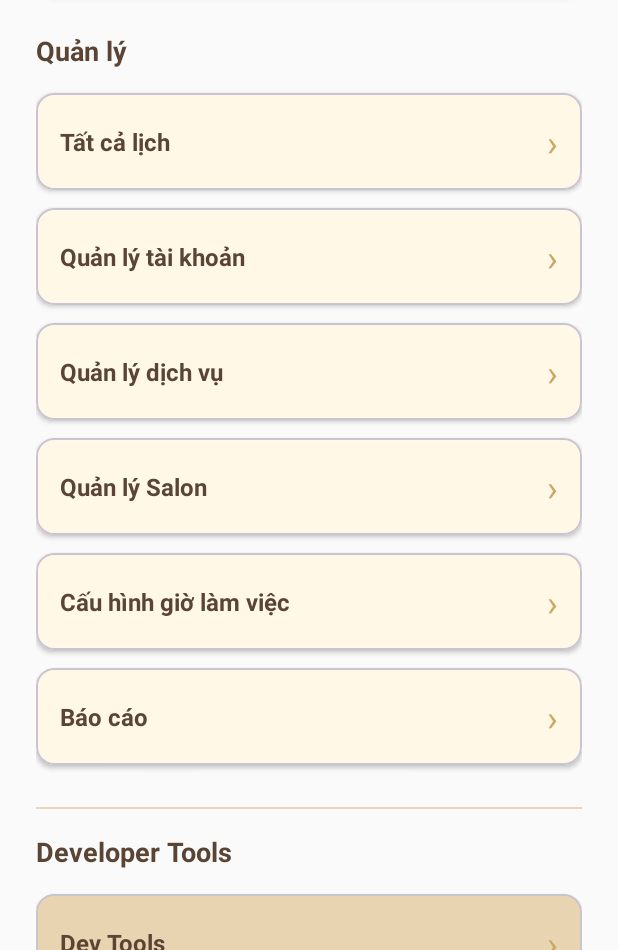
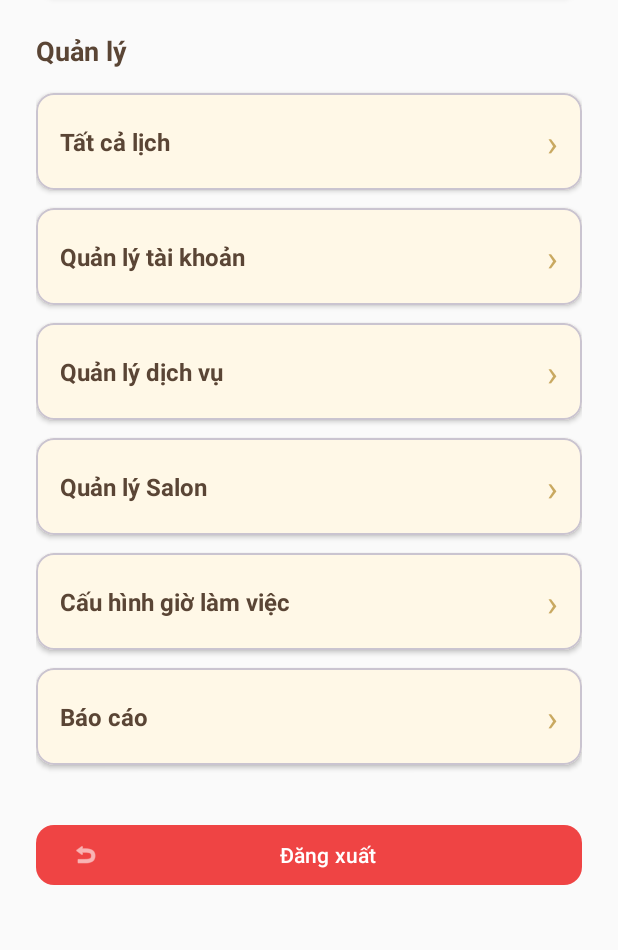
Before and after one commit to ltbao55/PRM_SalonBooking, an Android app: the AdminDashboardActivity screen opened directly, with no data from a screen before it, on a phone screen of 412 x 824 dp, the part 286-1236 px from its top. Run offline under Robolectric (Android 15) with nearby library versions, the light colour scheme and no system bars; our stand-ins replace Firebase (no records; nobody signed in at launch, a user with empty details on screens opened directly).

Commit message:
chore(admin): remove Dev Tools from admin dashboard UI\n\n- Remove Dev Tools section/card from activity_admin_dashboard.xml\n- Remove click handler in AdminDashboardActivity\n- No functional changes besides UI cleanup

```diff
--- a/app/src/main/java/com/example/prm_be/ui/admin/AdminDashboardActivity.java
+++ b/app/src/main/java/com/example/prm_be/ui/admin/AdminDashboardActivity.java
@@ -6,7 +6,6 @@ import androidx.appcompat.app.AppCompatActivity;
 import com.example.prm_be.R;
 import com.example.prm_be.data.FirebaseRepo;
 import com.example.prm_be.ui.auth.LoginActivity;
-import com.example.prm_be.ui.dev.DevToolsActivity;
 import com.example.prm_be.utils.RoleGuard;
 import com.google.android.material.appbar.MaterialToolbar;
 import com.google.android.material.button.MaterialButton;
@@ -80,13 +79,7 @@ public class AdminDashboardActivity extends AppCompatActivity {
             });
         }
 
-        // Dev Tools Card
-        MaterialCardView cardDevTools = findViewById(R.id.cardDevTools);
-        if (cardDevTools != null) {
-            cardDevTools.setOnClickListener(v -> {
-                startActivity(new Intent(this, DevToolsActivity.class));
-            });
-        }
+        // Dev Tools removed from Dashboard
 
         // Logout Button
         MaterialButton btnLogout = findViewById(R.id.btnLogout);
--- a/app/src/main/res/layout/activity_admin_dashboard.xml
+++ b/app/src/main/res/layout/activity_admin_dashboard.xml
@@ -314,60 +314,7 @@
 
             </com.google.android.material.card.MaterialCardView>
 
-            <!-- Divider -->
-            <View
-                android:layout_width="match_parent"
-                android:layout_height="1dp"
-                android:background="@color/divider"
-                android:layout_marginVertical="16dp"/>
 
-            <!-- Dev Tools Section -->
-            <TextView
-                android:layout_width="wrap_content"
-                android:layout_height="wrap_content"
-                android:text="Developer Tools"
-                android:textColor="@color/text_primary"
-                android:textSize="18sp"
-                android:textStyle="bold"
-                android:layout_marginBottom="16dp" />
-
-            <!-- Dev Tools Card -->
-            <com.google.android.material.card.MaterialCardView
-                android:id="@+id/cardDevTools"
-                android:layout_width="match_parent"
-                android:layout_height="wrap_content"
-                android:clickable="true"
-                android:focusable="true"
-                app:cardCornerRadius="12dp"
-                app:cardElevation="2dp"
-                app:cardBackgroundColor="@color/gold_subtle">
-
-                <LinearLayout
-                    android:layout_width="match_parent"
-                    android:layout_height="wrap_content"
-                    android:orientation="horizontal"
-                    android:padding="16dp"
-                    android:gravity="center_vertical">
-
-                    <TextView
-                        android:layout_width="0dp"
-                        android:layout_height="wrap_content"
-                        android:layout_weight="1"
-                        android:text="Dev Tools"
-                        android:textColor="@color/text_primary"
-                        android:textSize="16sp"
-                        android:textStyle="bold" />
-
-                    <TextView
-                        android:layout_width="wrap_content"
-                        android:layout_height="wrap_content"
-                        android:text="›"
-                        android:textColor="@color/gold"
-                        android:textSize="24sp" />
-
-                </LinearLayout>
-
-            </com.google.android.material.card.MaterialCardView>
 
             <!-- Logout Button -->
             <com.google.android.material.button.MaterialButton
```
